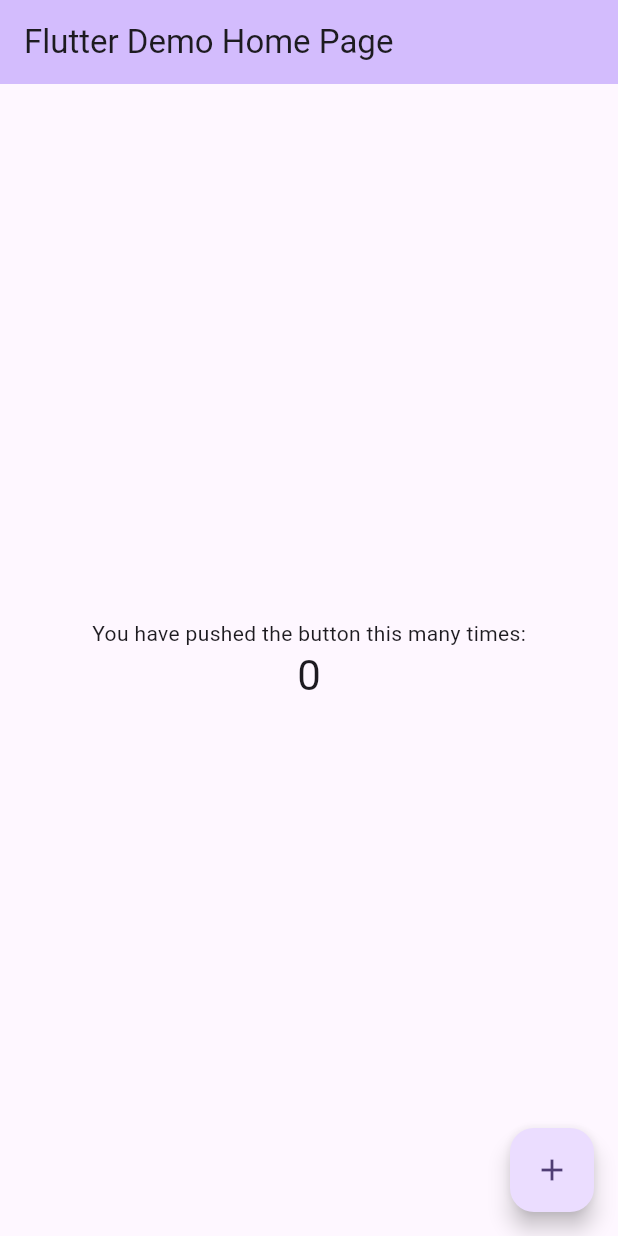
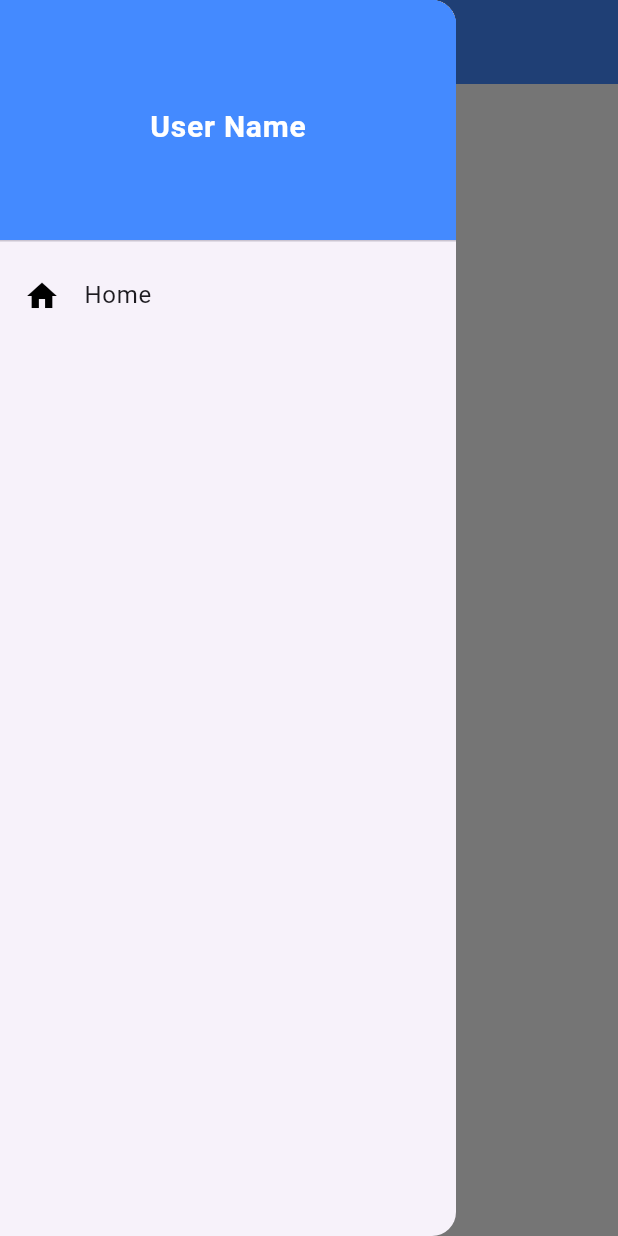
Before and after one commit to Thescattypotty/giveATryToFlutter, a Flutter app: the screen it shows after launch, with the side drawer open (before the commit the screen has no drawer), on a phone screen of 412 x 824 dp. Run offline on Flutter 3.47's test engine with Material 3 defaults, Android fonts, the light colour scheme and no system bars.

Commit message:
My First Drawer & Page xD

```diff
--- /dev/null
+++ b/lib/components/customDrawer/custom_drawer.dart
@@ -0,0 +1,44 @@
+import 'package:flutter/material.dart';
+import 'package:giveatrytoflutter/pages/home/home.dart';
+
+class CustomDrawer extends StatelessWidget {
+  const CustomDrawer({super.key});
+
+  @override
+  Widget build(BuildContext context) {
+    return Drawer(
+      child: ListView(
+        padding: EdgeInsets.zero,
+        children: [
+          DrawerHeader(
+            decoration: BoxDecoration(
+              color: Colors.blueAccent,
+            ),
+            child: Column(
+              mainAxisAlignment: MainAxisAlignment.center,
+              children: [
+                Text(
+                  "User Name",
+                  style: TextStyle(
+                      color: Colors.white,
+                      fontSize: 20,
+                      fontWeight: FontWeight.bold),
+                )
+              ],
+            ),
+          ),
+          ListTile(
+            leading: Icon(Icons.home, color: Colors.black),
+            title: Text("Home"),
+            onTap: () {
+              Navigator.pushReplacement(
+                context,
+                MaterialPageRoute(builder: (context) => Home()),
+              );
+            },
+          ),
+        ],
+      ),
+    );
+  }
+}
--- a/lib/main.dart
+++ b/lib/main.dart
@@ -1,4 +1,5 @@
 import 'package:flutter/material.dart';
+import 'package:giveatrytoflutter/pages/home/home.dart';
 
 void main() {
   runApp(const MyApp());
@@ -11,115 +12,8 @@
   @override
   Widget build(BuildContext context) {
     return MaterialApp(
-      title: 'Flutter Demo',
-      theme: ThemeData(
-        // This is the theme of your application.
-        //
-        // TRY THIS: Try running your application with "flutter run". You'll see
-        // the application has a purple toolbar. Then, without quitting the app,
-        // try changing the seedColor in the colorScheme below to Colors.green
-        // and then invoke "hot reload" (save your changes or press the "hot
-        // reload" button in a Flutter-supported IDE, or press "r" if you used
-        // the command line to start the app).
-        //
-        // Notice that the counter didn't reset back to zero; the application
-        // state is not lost during the reload. To reset the state, use hot
-        // restart instead.
-        //
-        // This works for code too, not just values: Most code changes can be
-        // tested with just a hot reload.
-        colorScheme: ColorScheme.fromSeed(seedColor: Colors.deepPurple),
-        useMaterial3: true,
-      ),
-      home: const MyHomePage(title: 'Flutter Demo Home Page'),
+      debugShowCheckedModeBanner: false,
+      home: Home(),
     );
   }
 }
-
-class MyHomePage extends StatefulWidget {
-  const MyHomePage({super.key, required this.title});
-
-  // This widget is the home page of your application. It is stateful, meaning
-  // that it has a State object (defined below) that contains fields that affect
-  // how it looks.
-
-  // This class is the configuration for the state. It holds the values (in this
-  // case the title) provided by the parent (in this case the App widget) and
-  // used by the build method of the State. Fields in a Widget subclass are
-  // always marked "final".
-
-  final String title;
-
-  @override
-  State<MyHomePage> createState() => _MyHomePageState();
-}
-
-class _MyHomePageState extends State<MyHomePage> {
-  int _counter = 0;
-
-  void _incrementCounter() {
-    setState(() {
-      // This call to setState tells the Flutter framework that something has
-      // changed in this State, which causes it to rerun the build method below
-      // so that the display can reflect the updated values. If we changed
-      // _counter without calling setState(), then the build method would not be
-      // called again, and so nothing would appear to happen.
-      _counter++;
-    });
-  }
-
-  @override
-  Widget build(BuildContext context) {
-    // This method is rerun every time setState is called, for instance as done
-    // by the _incrementCounter method above.
-    //
-    // The Flutter framework has been optimized to make rerunning build methods
-    // fast, so that you can just rebuild anything that needs updating rather
-    // than having to individually change instances of widgets.
-    return Scaffold(
-      appBar: AppBar(
-        // TRY THIS: Try changing the color here to a specific color (to
-        // Colors.amber, perhaps?) and trigger a hot reload to see the AppBar
-        // change color while the other colors stay the same.
-        backgroundColor: Theme.of(context).colorScheme.inversePrimary,
-        // Here we take the value from the MyHomePage object that was created by
-        // the App.build method, and use it to set our appbar title.
-        title: Text(widget.title),
-      ),
-      body: Center(
-        // Center is a layout widget. It takes a single child and positions it
-        // in the middle of the parent.
-        child: Column(
-          // Column is also a layout widget. It takes a list of children and
-          // arranges them vertically. By default, it sizes itself to fit its
-          // children horizontally, and tries to be as tall as its parent.
-          //
-          // Column has various properties to control how it sizes itself and
-          // how it positions its children. Here we use mainAxisAlignment to
-          // center the children vertically; the main axis here is the vertical
-          // axis because Columns are vertical (the cross axis would be
-          // horizontal).
-          //
-          // TRY THIS: Invoke "debug painting" (choose the "Toggle Debug Paint"
-          // action in the IDE, or press "p" in the console), to see the
-          // wireframe for each widget.
-          mainAxisAlignment: MainAxisAlignment.center,
-          children: <Widget>[
-            const Text(
-              'You have pushed the button this many times:',
-            ),
-            Text(
-              '$_counter',
-              style: Theme.of(context).textTheme.headlineMedium,
-            ),
-          ],
-        ),
-      ),
-      floatingActionButton: FloatingActionButton(
-        onPressed: _incrementCounter,
-        tooltip: 'Increment',
-        child: const Icon(Icons.add),
-      ), // This trailing comma makes auto-formatting nicer for build methods.
-    );
-  }
-}
--- /dev/null
+++ b/lib/pages/home/home.dart
@@ -0,0 +1,23 @@
+import 'package:flutter/material.dart';
+import 'package:giveatrytoflutter/components/customDrawer/custom_drawer.dart';
+
+class Home extends StatelessWidget {
+  const Home({super.key});
+
+  @override
+  Widget build(BuildContext context) {
+    return Scaffold(
+      backgroundColor: Colors.white,
+      appBar: AppBar(
+        centerTitle: true,
+        title: Text(
+          "Home",
+          style: TextStyle(color: Colors.white),
+        ),
+        backgroundColor: Colors.blueAccent,
+      ),
+      drawer: CustomDrawer(),
+      body: Text("Hello"),
+    );
+  }
+}
```
